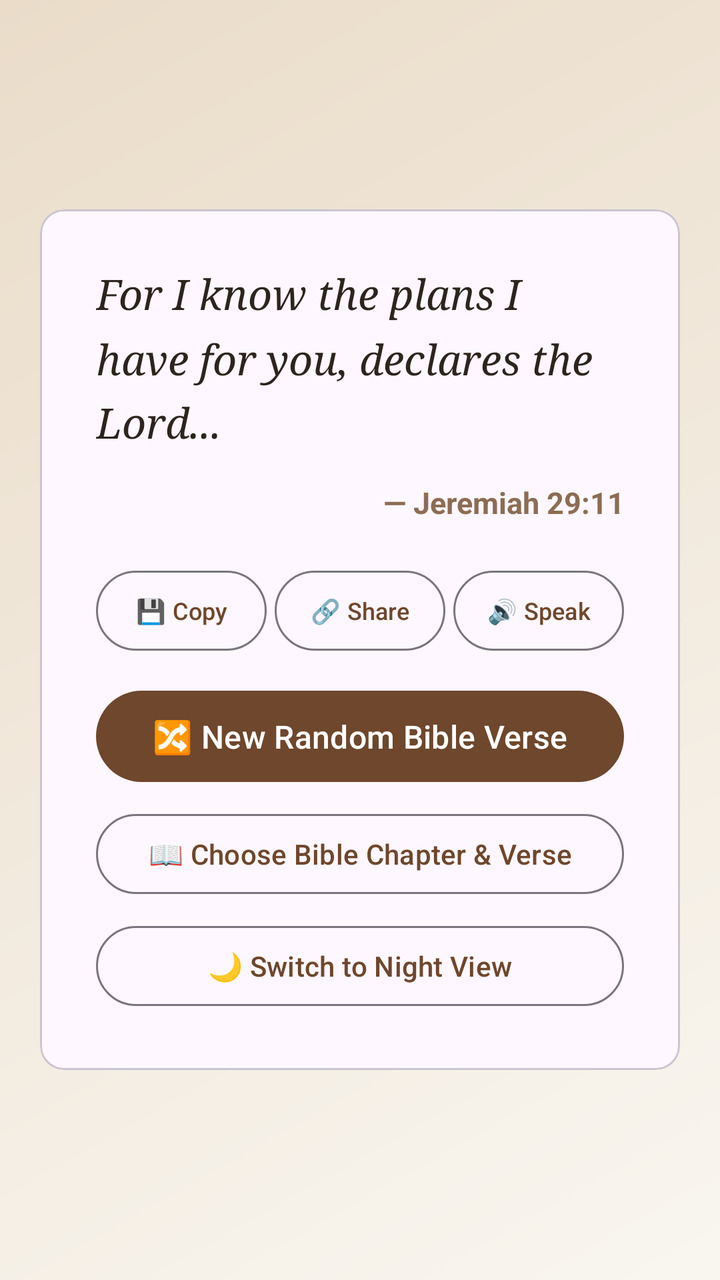
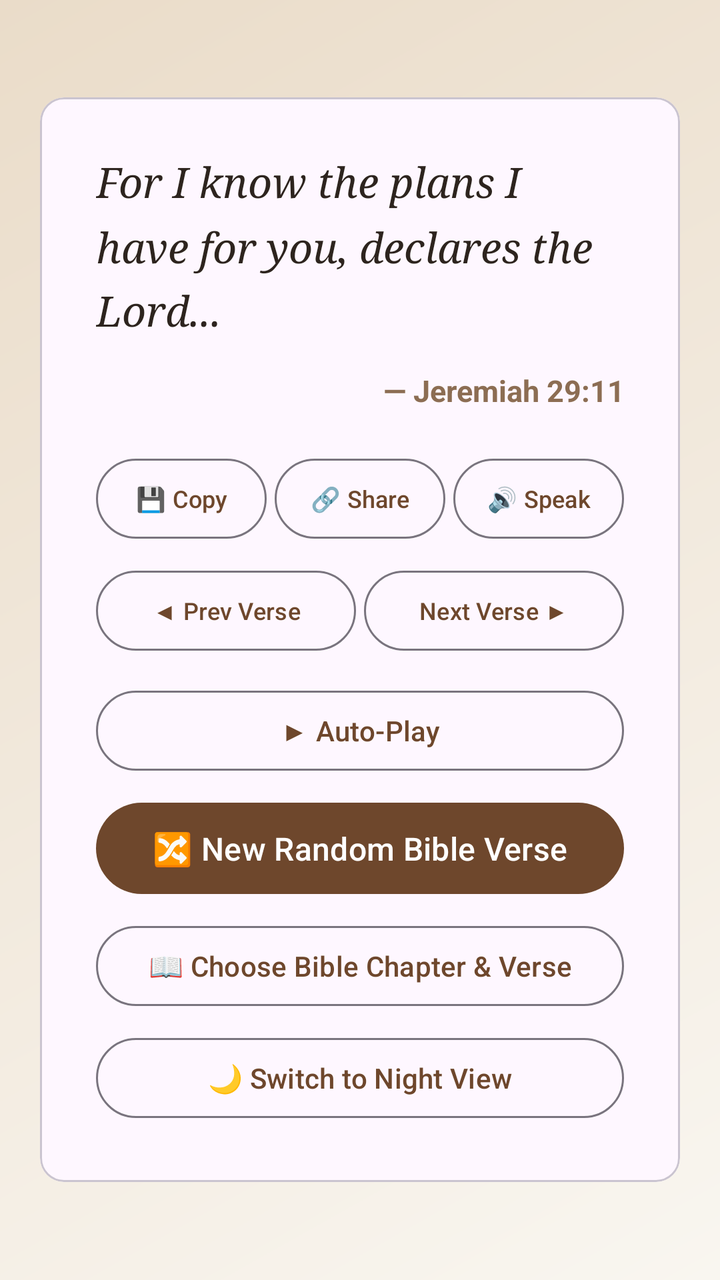

The first picture is an Android layout as it rendered before a commit; the second is the same layout after the commit. The layout source and the unified diff follow.
<!-- AndroidManifest.xml: application theme Theme.RandomBibleVerse -->
<!-- res/layout/activity_main.xml -->
<?xml version="1.0" encoding="utf-8"?>
<RelativeLayout xmlns:android="http://schemas.android.com/apk/res/android"
    xmlns:app="http://schemas.android.com/apk/auto"
    android:layout_width="match_parent"
    android:layout_height="match_parent"
    android:background="@drawable/bg_gradient">

    
    <com.google.android.material.card.MaterialCardView
        android:id="@+id/verseCard"
        android:layout_width="match_parent"
        android:layout_height="wrap_content"
        android:layout_centerInParent="true"
        android:layout_margin="20dp"
        app:cardCornerRadius="20dp"
        app:cardElevation="8dp"
        app:cardBackgroundColor="#FFFFFF"
        app:strokeWidth="1dp"
        app:strokeColor="#E8E2D5">

        <LinearLayout
            android:layout_width="match_parent"
            android:layout_height="wrap_content"
            android:orientation="vertical"
            android:padding="28dp">

            
            <TextView
                android:id="@+id/tvVerseText"
                android:layout_width="match_parent"
                android:layout_height="wrap_content"
                android:text="For I know the plans I have for you, declares the Lord..."
                android:textSize="21sp"
                android:textColor="#2D241E"
                android:fontFamily="serif"
                android:lineSpacingMultiplier="1.3"
                android:textStyle="italic" />

            
            <TextView
                android:id="@+id/tvVerseRef"
                android:layout_width="match_parent"
                android:layout_height="wrap_content"
                android:layout_marginTop="16dp"
                android:text="— Jeremiah 29:11"
                android:textSize="15sp"
                android:textColor="#8C6D53"
                android:textStyle="bold"
                android:gravity="end" />

            
            <LinearLayout
                android:layout_width="match_parent"
                android:layout_height="wrap_content"
                android:layout_marginTop="20dp"
                android:orientation="horizontal"
                android:weightSum="3">
                
                
                <com.google.android.material.button.MaterialButton
                    android:id="@+id/btnCopy"
                    style="?attr/materialButtonOutlinedStyle"
                    android:layout_width="0dp"
                    android:layout_height="wrap_content"
                    android:layout_weight="1"
                    android:text="💾 Copy"
                    android:textSize="12sp"
                    android:insetLeft="0dp"
                    android:insetRight="0dp"
                    android:paddingHorizontal="2dp"
                    android:textColor="#6E472C"
                    app:strokeColor="#6E472C"
                    android:layout_marginEnd="2dp" />
                
                
                <com.google.android.material.button.MaterialButton
                    android:id="@+id/btnShare"
                    style="?attr/materialButtonOutlinedStyle"
                    android:layout_width="0dp"
                    android:layout_height="wrap_content"
                    android:layout_weight="1"
                    android:text="🔗 Share"
                    android:textSize="12sp"
                    android:insetLeft="0dp"
                    android:insetRight="0dp"
                    android:paddingHorizontal="2dp"
                    android:textColor="#6E472C"
                    app:strokeColor="#6E472C"
                    android:layout_marginStart="2dp"
                    android:layout_marginEnd="2dp" />

                
                <com.google.android.material.button.MaterialButton
                    android:id="@+id/btnSpeak"
                    style="?attr/materialButtonOutlinedStyle"
                    android:layout_width="0dp"
                    android:layout_height="wrap_content"
                    android:layout_weight="1"
                    android:text="🔊 Speak"
                    android:textSize="12sp"
                    android:insetLeft="0dp"
                    android:insetRight="0dp"
                    android:paddingHorizontal="2dp"
                    android:textColor="#6E472C"
                    app:strokeColor="#6E472C"
                    android:layout_marginStart="2dp" />
            </LinearLayout>

            
            <com.google.android.material.button.MaterialButton
                android:id="@+id/btnRefresh"
                android:layout_width="match_parent"
                android:layout_height="wrap_content"
                android:layout_marginTop="12dp"
                android:text="🔀 New Random Bible Verse"
                android:textSize="16sp"
                android:paddingVertical="12dp"
                app:backgroundTint="#6E472C"
                app:cornerRadius="12dp" />

            
            <com.google.android.material.button.MaterialButton
                android:id="@+id/btnSelectManual"
                style="?attr/materialButtonOutlinedStyle"
                android:layout_width="match_parent"
                android:layout_height="wrap_content"
                android:layout_marginTop="8dp"
                android:text="📖 Choose Bible Chapter &amp; Verse"
                android:textColor="#6E472C"
                app:strokeColor="#6E472C"
                app:cornerRadius="12dp" />

            
            <com.google.android.material.button.MaterialButton
                android:id="@+id/btnToggleTheme"
                style="?attr/materialButtonOutlinedStyle"
                android:layout_width="match_parent"
                android:layout_height="wrap_content"
                android:layout_marginTop="8dp"
                android:text="🌙 Switch to Night View"
                android:textColor="#6E472C"
                app:strokeColor="#6E472C"
                app:cornerRadius="12dp" />

        </LinearLayout>
    </com.google.android.material.card.MaterialCardView>
</RelativeLayout>
<!-- resources referenced by this layout -->
<resources>
  <!-- drawable bg_gradient (drawable) -->
  <?xml version="1.0" encoding="utf-8"?>
  <shape xmlns:android="http://schemas.android.com/apk/res/android"
      android:shape="rectangle">
      <gradient
          android:angle="135"
          android:startColor="#F9F6F0"
          android:endColor="#EADcc9"
          android:type="linear" />
  </shape>
  <style name="Theme.RandomBibleVerse" parent="Theme.Material3.DayNight.NoActionBar">
          
          <item name="colorPrimary">#6E472C</item>
          <item name="android:statusBarColor">#6E472C</item>
      </style>
</resources>

<!-- the commit's change to res/layout/activity_main.xml (unified diff, before → after) -->
@@ -107,11 +107,63 @@
             </LinearLayout>
 
             
+            <LinearLayout
+                android:layout_width="match_parent"
+                android:layout_height="wrap_content"
+                android:layout_marginTop="8dp"
+                android:orientation="horizontal"
+                android:weightSum="2">
+
+                
+                <com.google.android.material.button.MaterialButton
+                    android:id="@+id/btnPrev"
+                    style="?attr/materialButtonOutlinedStyle"
+                    android:layout_width="0dp"
+                    android:layout_height="wrap_content"
+                    android:layout_weight="1"
+                    android:text="◀ Prev Verse"
+                    android:textSize="12sp"
+                    android:insetLeft="0dp"
+                    android:insetRight="0dp"
+                    android:textColor="#6E472C"
+                    app:strokeColor="#6E472C"
+                    android:layout_marginEnd="2dp" />
+
+                
+                <com.google.android.material.button.MaterialButton
+                    android:id="@+id/btnNext"
+                    style="?attr/materialButtonOutlinedStyle"
+                    android:layout_width="0dp"
+                    android:layout_height="wrap_content"
+                    android:layout_weight="1"
+                    android:text="Next Verse ▶"
+                    android:textSize="12sp"
+                    android:insetLeft="0dp"
+                    android:insetRight="0dp"
+                    android:textColor="#6E472C"
+                    app:strokeColor="#6E472C"
+                    android:layout_marginStart="2dp" />
+            </LinearLayout>
+
+            
+            <com.google.android.material.button.MaterialButton
+                android:id="@+id/btnAutoPlay"
+                style="?attr/materialButtonOutlinedStyle"
+                android:layout_width="match_parent"
+                android:layout_height="wrap_content"
+                android:layout_marginTop="12dp"
+                android:text="▶ Auto-Play"
+                android:textSize="14sp"
+                android:textColor="#6E472C"
+                app:strokeColor="#6E472C"
+                app:cornerRadius="12dp" />
+
+            
             <com.google.android.material.button.MaterialButton
                 android:id="@+id/btnRefresh"
                 android:layout_width="match_parent"
                 android:layout_height="wrap_content"
-                android:layout_marginTop="12dp"
+                android:layout_marginTop="8dp"
                 android:text="🔀 New Random Bible Verse"
                 android:textSize="16sp"
                 android:paddingVertical="12dp"
